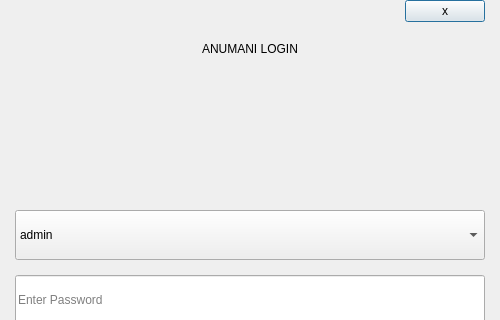
Before: the Qt Designer form Project/ui/login.ui in Selvam-T/POS, drawn with Qt 5; both pictures show x 0 to 500 and y 0 to 320 of the 500 by 470 pixel window.
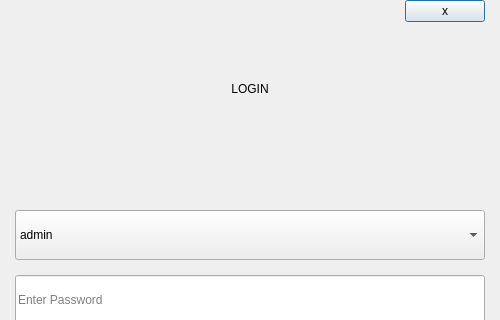
After: the same form once the commit is applied.

Commit message: admin_menu.ui removed email tab, added screen 2 ads tab

The edit to the form file:
```diff
--- a/Project/ui/login.ui
+++ b/Project/ui/login.ui
@@ -82,10 +82,26 @@
      </layout>
     </widget>
    </item>
+   <item>
+    <spacer name="verticalSpacer_3">
+     <property name="orientation">
+      <enum>Qt::Vertical</enum>
+     </property>
+     <property name="sizeType">
+      <enum>QSizePolicy::Fixed</enum>
+     </property>
+     <property name="sizeHint" stdset="0">
+      <size>
+       <width>20</width>
+       <height>40</height>
+      </size>
+     </property>
+    </spacer>
+   </item>
    <item>
     <widget class="QLabel" name="loginHeaderLabel">
      <property name="text">
-      <string>ANUMANI LOGIN</string>
+      <string>LOGIN</string>
      </property>
      <property name="textFormat">
       <enum>Qt::PlainText</enum>
```
Left out of the diff: 20 changed lines with no effect on the pictures. The commit also changes 6 other files.
